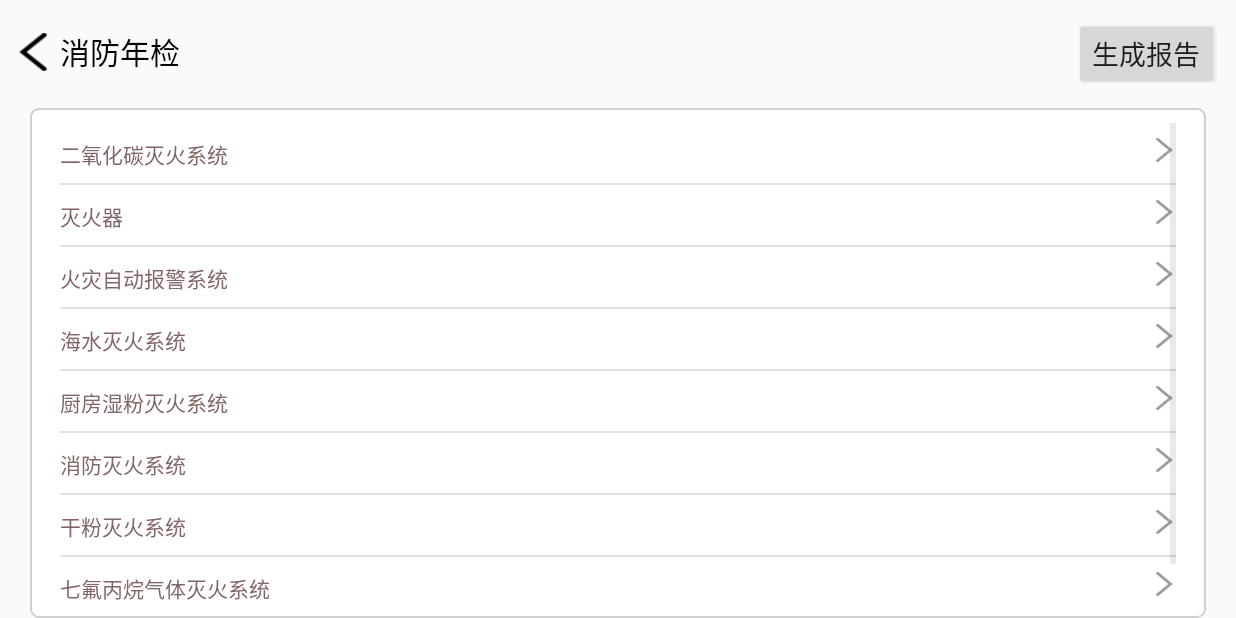
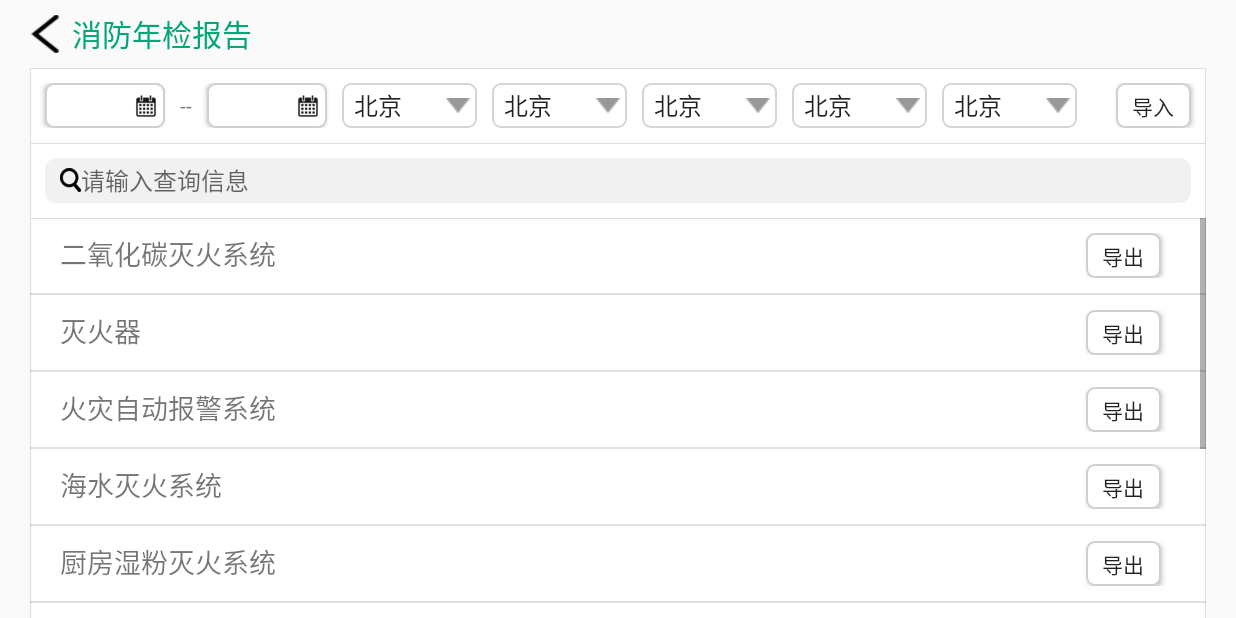
Before and after one commit to fallwd/fire_inspection_APP, an Android app: the FireActivity screen opened directly, with no data from a screen before it, after a tap on "生成报告", on a phone screen of 824 x 412 dp (held sideways). Run offline under Robolectric (Android 15) with nearby library versions, the phone set to English and light mode, and no system bars; libraries missing offline, so code that uses them is left out: com.deepoove.poi.

Commit message:
消防巡检报告

```diff
--- a/app/build.gradle
+++ b/app/build.gradle
@@ -26,7 +26,7 @@ android {
             jcenter()
             maven { url "https://jitpack.io" }
             //libs 目录
-            flatDir{
+            flatDir {
                 dirs "libs"
             }
         }
--- a/app/src/main/java/com/hr/fire/inspection/activity/FireActivity.java
+++ b/app/src/main/java/com/hr/fire/inspection/activity/FireActivity.java
@@ -17,7 +17,6 @@ import android.widget.ImageButton;
 import android.widget.ListView;
 import android.widget.Button;
 import android.widget.TextView;
-import android.widget.Toast;
 
 import com.deepoove.poi.XWPFTemplate;
 import com.hr.fire.inspection.R;
@@ -107,13 +106,11 @@ public class FireActivity extends AppCompatActivity {
             @RequiresApi(api = Build.VERSION_CODES.O)
             @Override
             public void onClick(View v) {
-//                Toast.makeText(getApplicationContext(), "敬请期待", Toast.LENGTH_LONG).show();
-                    try {
-                        initWordTem();
-                    } catch (IOException e) {
-                        e.printStackTrace();
-                    }
-                }
+                // 点击跳转
+                Intent intent = new Intent(FireActivity.this, FireReportActivity.class);
+                // 页面传值
+                startActivity(intent);
+            }
         });
 
         // 点击返回上一页
--- /dev/null
+++ b/app/src/main/java/com/hr/fire/inspection/activity/FireReportActivity.java
@@ -0,0 +1,117 @@
+package com.hr.fire.inspection.activity;
+
+import androidx.appcompat.app.AppCompatActivity;
+
+import android.os.Bundle;
+import android.view.View;
+import android.widget.AdapterView;
+import android.widget.ArrayAdapter;
+import android.widget.ImageButton;
+import android.widget.ListView;
+import android.widget.Spinner;
+import android.widget.Toast;
+
+import com.hr.fire.inspection.R;
+import com.hr.fire.inspection.adapter.FireReportItemAdapter;
+
+import java.util.ArrayList;
+
+public class FireReportActivity extends AppCompatActivity {
+
+    @Override
+    protected void onCreate(Bundle savedInstanceState) {
+        super.onCreate(savedInstanceState);
+        setContentView(R.layout.activity_fire_report);
+
+        // 点击返回上一页
+        ImageButton imageButton = (ImageButton) findViewById(R.id.backHome);
+        imageButton.setOnClickListener(new View.OnClickListener() {
+            @Override
+            public void onClick(View v) {
+                finish();
+            }
+        });
+
+        final Spinner spinner_buss = (Spinner) findViewById(R.id.spinner_bussy);
+        Spinner spinner_yt = (Spinner) findViewById(R.id.spinner_yt);
+        Spinner spinner_sys = (Spinner) findViewById(R.id.spinner_sys);
+        Spinner spinner_pt = (Spinner) findViewById(R.id.spinner_pt);
+        Spinner spinner_per = (Spinner) findViewById(R.id.spinner_per);
+
+        //数据
+        ArrayList<String> data_list = new ArrayList<>();
+        data_list.add("北京");
+        data_list.add("上海");
+        data_list.add("广州");
+        data_list.add("深圳");
+
+        // 初始化下拉框，并监听事件
+        InitSetSpinner(spinner_buss, data_list);
+        InitSetSpinner(spinner_yt,data_list);
+        InitSetSpinner(spinner_sys,data_list);
+        InitSetSpinner(spinner_pt,data_list);
+        InitSetSpinner(spinner_per,data_list);
+
+
+        String str_con = "二氧化碳灭火系统";
+        String str_con2 = "灭火器";
+        String str_con3 = "火灾自动报警系统";
+        String str_con4 = "海水灭火系统";
+        String str_con5 = "厨房湿粉灭火系统";
+        String str_con6 = "消防灭火系统";
+        String str_con7 = "干粉灭火系统";
+        String str_con8 = "七氟丙烷气体灭火系统";
+        String str_con9 = "泡沫灭火系统";
+
+
+        ArrayList<String> mList = new ArrayList<>();
+        mList.add(str_con);
+        mList.add(str_con2);
+        mList.add(str_con3);
+        mList.add(str_con4);
+        mList.add(str_con5);
+        mList.add(str_con6);
+        mList.add(str_con7);
+        mList.add(str_con8);
+        mList.add(str_con9);
+        //设置样式
+        FireReportItemAdapter fireReportItemAdapter = new FireReportItemAdapter(this);
+        fireReportItemAdapter.setData(mList);
+        //加载适配器
+        ListView main_list2 = (ListView) findViewById(R.id.main_list2);
+        main_list2.setAdapter(fireReportItemAdapter);
+    }
+
+    private void InitSetSpinner(final Spinner spinner, ArrayList<String> list) {
+
+        //适配器
+        ArrayAdapter<String> arr_adapter = new ArrayAdapter<String>(this, android.R.layout.simple_spinner_item, list);
+        //设置样式
+        arr_adapter.setDropDownViewResource(android.R.layout.simple_spinner_item);
+        //加载适配器
+        spinner.setAdapter(arr_adapter);
+        //给Spinner添加事件监听
+        spinner.setOnItemSelectedListener(new AdapterView.OnItemSelectedListener() {
+
+            //当选中某一个数据项时触发该方法
+            /*
+             * parent接收的是被选择的数据项所属的 Spinner对象，
+             * view参数接收的是显示被选择的数据项的TextView对象
+             * position接收的是被选择的数据项在适配器中的位置
+             * id被选择的数据项的行号
+             */
+            @Override
+            public void onItemSelected(AdapterView<?> parent, View view, int position, long id) {
+                String data = (String)spinner.getItemAtPosition(position);//从spinner中获取被选择的数据
+                Toast.makeText(FireReportActivity.this, data, Toast.LENGTH_SHORT).show();
+            }
+
+            @Override
+            public void onNothingSelected(AdapterView<?> parent) {
+                // TODO Auto-generated method stub
+            }
+        });
+    }
+
+
+}
--- /dev/null
+++ b/app/src/main/java/com/hr/fire/inspection/adapter/FireReportItemAdapter.java
@@ -0,0 +1,62 @@
+package com.hr.fire.inspection.adapter;
+
+import android.view.LayoutInflater;
+import android.view.View;
+import android.view.ViewGroup;
+import android.widget.BaseAdapter;
+import android.widget.TextView;
+
+import com.hr.fire.inspection.R;
+import com.hr.fire.inspection.activity.FireReportActivity;
+
+import java.util.ArrayList;
+
+public class FireReportItemAdapter extends BaseAdapter {
+
+    private ArrayList<String> stringArrayList;
+    private final FireReportActivity mContext;
+
+
+    public FireReportItemAdapter(FireReportActivity mContext) {
+        this.mContext = mContext;
+    }
+
+    @Override
+    public int getCount() {
+        return stringArrayList.size();
+    }
+
+    @Override
+    public Object getItem(int position) {
+        return null;
+    }
+
+    @Override
+    public long getItemId(int position) {
+        return position;
+    }
+
+    @Override
+    public View getView(int position, View convertView, ViewGroup parent) {
+        ViewHolder holder = null;
+        if (convertView == null) {
+            convertView = LayoutInflater.from(mContext).inflate(R.layout.activity_fire_report_item, parent, false);
+            holder = new ViewHolder();
+            holder.sayTextView = (TextView) convertView.findViewById(R.id.dong_context);
+            convertView.setTag(holder);
+        } else {
+            holder = (ViewHolder) convertView.getTag();
+        }
+        holder.sayTextView.setText(stringArrayList.get(position));
+        return convertView;
+    }
+
+    public void setData(ArrayList<String> mList) {
+        stringArrayList = mList;
+    }
+
+    static class ViewHolder {
+        TextView sayTextView;
+    }
+
+}
--- /dev/null
+++ b/app/src/main/java/com/hr/fire/inspection/adapter/SpinnerItemAdapter.java
@@ -0,0 +1,57 @@
+package com.hr.fire.inspection.adapter;
+
+import android.view.View;
+import android.view.ViewGroup;
+import android.widget.AdapterView;
+import android.widget.ArrayAdapter;
+import android.widget.BaseAdapter;
+import android.widget.Spinner;
+import android.widget.TextView;
+
+import com.hr.fire.inspection.R;
+public class SpinnerItemAdapter extends BaseAdapter {
+    @Override
+    public int getCount() {
+        return 0;
+    }
+
+    @Override
+    public Object getItem(int position) {
+        return null;
+    }
+
+    @Override
+    public long getItemId(int position) {
+        return 0;
+    }
+
+    @Override
+    public View getView(int position, View convertView, ViewGroup parent) {
+        return null;
+    }
+
+//    private View setCursListener(String[] curs, int select, boolean monitor) {
+//        Spinner spinner = (Spinner)findViewById(R.id.spinner1);
+//        ArrayAdapter<String> adapter = new ArrayAdapter<String>(this, android.R.layout.simple_spinner_item, curs);
+//        adapter.setDropDownViewResource(android.R.layout.simple_spinner_dropdown_item);
+//        spinner.setAdapter(adapter);
+//        spinner.setSelection(select);
+//        if(monitor){
+//            spinner.setOnItemSelectedListener(new AdapterView.OnItemSelectedListener(){
+//                @Override
+//                public void onItemSelected(AdapterView<?> parent, View view, int position, long id){
+//                    curyid = position;
+//                    //showPrice(position);
+//                    TextView tv = (TextView)view;
+//                    tv.setTextColor(getResources().getColor(R.color.white));    //设置颜色
+//
+//                    tv.setTextSize(12.0f);    //设置大小
+//
+//                    tv.setGravity(android.view.Gravity.CENTER_HORIZONTAL);   //设置居中
+//                }
+//                @Override
+//                public void onNothingSelected(AdapterView<?> parent){}
+//            });
+//        }
+//    }
+}
--- /dev/null
+++ b/app/src/main/res/drawable/border.xml
@@ -0,0 +1,18 @@
+<?xml version="1.0" encoding="UTF-8"?>
+<layer-list xmlns:android="http://schemas.android.com/apk/res/android" >
+    <!-- 连框颜色值 -->
+    <item>
+        <shape>
+            <solid android:color="#dddddd" />
+        </shape>
+    </item>
+    <!-- 主体背景颜色值 -->
+    <item
+        android:top="1dp"
+        android:left="1dp"
+        android:right="1dp"> <!--设置只有底部有边框-->
+        <shape>
+            <solid android:color="#ffffff" />
+        </shape>
+    </item>
+</layer-list>
--- /dev/null
+++ b/app/src/main/res/drawable/bottom_border.xml
@@ -0,0 +1,15 @@
+<?xml version="1.0" encoding="UTF-8"?>
+<layer-list xmlns:android="http://schemas.android.com/apk/res/android" >
+    <!-- 连框颜色值 -->
+    <item>
+        <shape>
+            <solid android:color="#dddddd" />
+        </shape>
+    </item>
+    <!-- 主体背景颜色值 -->
+    <item android:bottom="1dp"> <!--设置只有底部有边框-->
+        <shape>
+            <solid android:color="#ffffff" />
+        </shape>
+    </item>
+</layer-list>
--- /dev/null
+++ b/app/src/main/res/drawable/button_border.xml
@@ -0,0 +1,21 @@
+<?xml version="1.0" encoding="utf-8"?>
+<shape xmlns:android="http://schemas.android.com/apk/res/android">
+
+    <!-- 背景颜色 -->
+    <solid android:color="#ffffff" />
+
+    <!-- 边框的宽度和颜色颜色 -->
+    <stroke
+        android:width="1dip"
+        android:color="#D0D0D0" />
+
+    <!-- android:radius 弧形的半径 -->
+    <corners android:radius="5dp" />
+
+    <!-- padding：Button里面的文字与Button边界的间隔 -->
+    <padding
+        android:bottom="10dp"
+        android:left="10dp"
+        android:right="5dp"
+        android:top="10dp" />
+</shape>
--- /dev/null
+++ b/app/src/main/res/drawable/edit_report.xml
@@ -0,0 +1,9 @@
+<?xml version="1.0" encoding="utf-8"?>
+<shape xmlns:android="http://schemas.android.com/apk/res/android"
+    android:shape="rectangle">
+    <!--宽度-->
+    <size android:width="1.2dp" />
+    <corners android:radius="8dp"></corners>
+    <!--色值-->
+    <solid android:color="#F1F1F1"/>
+</shape>
--- /dev/null
+++ b/app/src/main/res/drawable/spriner_style.xml
@@ -0,0 +1,23 @@
+<?xml version="1.0" encoding="utf-8"?>
+<layer-list xmlns:android="http://schemas.android.com/apk/res/android" >
+    //第一组item 圆角边框。
+    <item>
+        <shape>
+            <stroke
+                android:width="1dp"
+                android:color="#D5D5D5"
+                />		//边框线颜色
+            <corners android:radius="5dp" />		//圆角度数
+            <solid android:color="#ffffff" >		//背景颜色
+            </solid>
+            <padding android:right="5dp" />		//边距
+        </shape>
+    </item>
+<!--    第二组item 插入图片(替换spinner默认箭头)-->
+    <item>
+        <bitmap
+            android:gravity="end"
+            android:src="@drawable/bottom" />	//箭头图片
+    </item>
+
+</layer-list>
--- /dev/null
+++ b/app/src/main/res/layout/activity_fire_report.xml
@@ -0,0 +1,172 @@
+<?xml version="1.0" encoding="utf-8"?>
+<android.gesture.GestureOverlayView xmlns:android="http://schemas.android.com/apk/res/android"
+    xmlns:tools="http://schemas.android.com/tools"
+    android:layout_width="match_parent"
+    android:layout_height="match_parent"
+    tools:context=".activity.FireReportActivity">
+
+    <LinearLayout
+        android:layout_width="match_parent"
+        android:layout_height="wrap_content"
+        android:orientation="vertical">
+
+
+        <LinearLayout
+            android:id="@+id/but1"
+            android:layout_width="match_parent"
+            android:layout_height="45dp"
+            android:gravity="center_vertical"
+            android:orientation="horizontal"
+            tools:ignore="MissingConstraints,UselessParent">
+
+            <ImageButton
+                android:id="@+id/backHome"
+                android:layout_width="20dp"
+                android:layout_height="25dp"
+                android:layout_marginLeft="20dp"
+                android:background="@mipmap/left_icon"
+                android:scaleType="fitXY"
+                android:contentDescription="TODO" />
+
+            <TextView
+                android:id="@+id/account_pwd"
+                android:layout_width="wrap_content"
+                android:layout_height="wrap_content"
+                android:layout_marginLeft="8dp"
+                android:text="@string/fire_report"
+                android:textColor="@color/title_green"
+                android:textSize="20sp" />
+
+        </LinearLayout>
+
+
+        <LinearLayout
+            android:layout_width="match_parent"
+            android:orientation="vertical"
+            android:layout_marginLeft="20dp"
+            android:layout_marginRight="20dp"
+            android:paddingTop="10dp"
+            android:background="@drawable/border"
+            android:layout_height="wrap_content">
+
+            <RelativeLayout
+                android:layout_width="match_parent"
+                android:layout_height="wrap_content"
+                tools:ignore="MissingConstraints">
+                <LinearLayout
+                    android:layout_width="match_parent"
+                    android:layout_height="wrap_content"
+                    android:gravity="center_vertical"
+                    android:layout_alignParentStart="true"
+                    android:orientation="horizontal"
+                    tools:ignore="MissingConstraints">
+
+                    <!--请选择公司-->
+
+                    <Button
+                        android:layout_width="80dp"
+                        android:layout_height="30sp"
+                        android:layout_marginLeft="10dp"
+                        android:background="@drawable/button_border"
+                        android:drawableRight="@mipmap/cmander">
+
+                    </Button>
+
+                    <TextView
+                        android:layout_width="wrap_content"
+                        android:text="--"
+                        android:layout_marginLeft="10dp"
+                        android:layout_height="wrap_content" />
+                    <Button
+                        android:layout_width="80dp"
+                        android:layout_height="30sp"
+                        android:layout_marginLeft="10dp"
+                        android:background="@drawable/button_border"
+                        android:drawableRight="@mipmap/cmander">
+
+                    </Button>
+
+                    <Spinner
+                        style="@style/spinner_style"
+                        android:id="@+id/spinner_bussy"
+                        android:entries="@array/spingarr"
+                        android:background="@drawable/spriner_style" >
+                    </Spinner>
+                    <!--请选择油田-->
+                    <Spinner
+                        style="@style/spinner_style"
+                        android:id="@+id/spinner_yt"
+                        android:entries="@array/spingarr1"
+                        android:background="@drawable/spriner_style" />
+                    <!--请选择平台-->
+                    <Spinner
+                        style="@style/spinner_style"
+                        android:id="@+id/spinner_pt"
+                        android:entries="@array/spingarr2"
+                        android:background="@drawable/spriner_style" />
+
+                    <!--请选择系统-->
+                    <Spinner
+                        style="@style/spinner_style"
+                        android:id="@+id/spinner_sys"
+                        android:entries="@array/spingarr3"
+                        android:background="@drawable/spriner_style" />
+                    <!--请选择检查人-->
+                    <Spinner
+                        style="@style/spinner_style"
+                        android:id="@+id/spinner_per"
+                        android:entries="@array/spingarr4"
+                        android:background="@drawable/spriner_style" />
+
+                </LinearLayout>
+
+                <Button
+                    android:layout_width="50dp"
+                    android:layout_height="30dp"
+                    android:layout_alignParentTop="true"
+                    android:translationX="-10dp"
+                    android:layout_alignParentEnd="true"
+                    android:background="@drawable/listview_border_margin"
+                    android:text="@string/daoru" />
+
+            </RelativeLayout>
+
+            <LinearLayout
+                android:layout_width="match_parent"
+                android:padding="10dp"
+                android:layout_height="wrap_content"
+                android:layout_marginTop="10dp"
+                android:background="@drawable/border"
+                android:orientation="vertical">
+                    <EditText
+                        android:background="@drawable/edit_report"
+                        android:layout_width="match_parent"
+                        android:paddingStart="10dp"
+                        android:drawableLeft="@mipmap/search"
+                        android:layout_height="30dp"
+                        android:hint="@string/PleaseInputText"
+                        android:textSize="16dp"
+                        android:autofillHints="search" />
+            </LinearLayout>
+
+            <LinearLayout
+                android:layout_width="match_parent"
+                android:layout_height="wrap_content"
+                android:background="@drawable/border"
+                android:orientation="vertical">
+
+                <ListView
+                    android:id="@+id/main_list2"
+                    android:layout_width="match_parent"
+                    android:layout_height="wrap_content"
+                    android:baselineAligned="false"
+                    tools:ignore="MissingConstraints" />
+
+            </LinearLayout>
+        </LinearLayout>
+
+
+    </LinearLayout>
+
+
+</android.gesture.GestureOverlayView>
--- /dev/null
+++ b/app/src/main/res/layout/activity_fire_report_item.xml
@@ -0,0 +1,41 @@
+<?xml version="1.0" encoding="utf-8"?>
+<LinearLayout xmlns:android="http://schemas.android.com/apk/res/android"
+    xmlns:tools="http://schemas.android.com/tools"
+    android:layout_width="match_parent"
+    android:layout_height="match_parent"
+    android:paddingTop="10dp"
+    android:paddingBottom="10dp"
+    android:paddingLeft="20dp"
+    android:paddingRight="20dp"
+    >
+
+    <RelativeLayout
+        android:layout_width="match_parent"
+        android:gravity="center"
+        android:orientation="horizontal"
+
+        android:layout_height="wrap_content"
+        tools:ignore="UselessParent">
+
+        <TextView
+            android:id="@+id/dong_context"
+            android:layout_width="wrap_content"
+            android:textAlignment="center"
+            android:layout_alignParentStart="true"
+            android:transformPivotX="20dp"
+            android:textSize="18sp"
+            android:layout_height="wrap_content"
+            tools:ignore="RelativeOverlap" />
+
+        <Button
+            android:id="@+id/output_word"
+            android:layout_width="50dp"
+            android:layout_height="30dp"
+            android:layout_alignParentTop="true"
+            android:translationX="-10dp"
+            android:layout_alignParentEnd="true"
+            android:background="@drawable/listview_border_margin"
+            android:text="@string/report_output" />
+    </RelativeLayout>
+
+</LinearLayout>
--- /dev/null
+++ b/app/src/main/res/layout/spinner_item.xml
@@ -0,0 +1,12 @@
+<?xml version="1.0" encoding="utf-8"?>
+<TextView xmlns:android="http://schemas.android.com/apk/res/android"
+    android:id="@android:id/text1"
+    android:gravity="left"
+    android:paddingLeft="8dip"
+    android:textStyle="bold"
+    android:textColor="#FFFFFF"
+    android:textSize="12dip"
+    android:singleLine="true"
+    android:layout_width="match_parent"
+    android:layout_height="wrap_content"
+    android:ellipsize="marquee" />
--- a/app/src/main/res/values/strings.xml
+++ b/app/src/main/res/values/strings.xml
@@ -15,8 +15,27 @@
     <string name="is_qualified">是否合格</string>
     <string name="scene_photos">现场照片</string>
     <string name="hidden_danger">隐患描述</string>
+    <string name="fire_report">消防年检报告</string>
     <string name="yes">是</string>
     <string name="no">否</string>
     <string name="other"> --- </string>
+    <string name="daoru">导入</string>
+    <string name="PleaseInputText">请输入查询信息</string>
+    <string name="report_output">导出</string>
+    <string-array name="spingarr">
+        <item>请选择公司</item>
+    </string-array>
+    <string-array name="spingarr1">
+        <item>请选择油田</item>
+    </string-array>
+    <string-array name="spingarr2">
+        <item>请选择系统</item>
+    </string-array>
+    <string-array name="spingarr3">
+        <item>请选择平台</item>
+    </string-array>
+    <string-array name="spingarr4">
+        <item>请选择检查人</item>
+    </string-array>
 
 </resources>
--- a/app/src/main/res/values/styles.xml
+++ b/app/src/main/res/values/styles.xml
@@ -8,4 +8,10 @@
         <item name="colorAccent">@color/colorAccent</item>
     </style>
 
+    <style name="spinner_style">
+        <item name="android:layout_width">90dp</item>
+        <item name="android:layout_height">30dp</item>
+        <item name="android:layout_marginLeft">10dp</item>
+        <item name="android:textSize">14dp</item>
+    </style>
 </resources>
```
Also changed, not shown: app/src/main/AndroidManifest.xml (+10 -16 lines), app/src/main/res/drawable/bottom.png (added), app/src/main/res/mipmap-hdpi/cmander.png (added), app/src/main/res/mipmap-hdpi/search.png (added), 1 other file.
